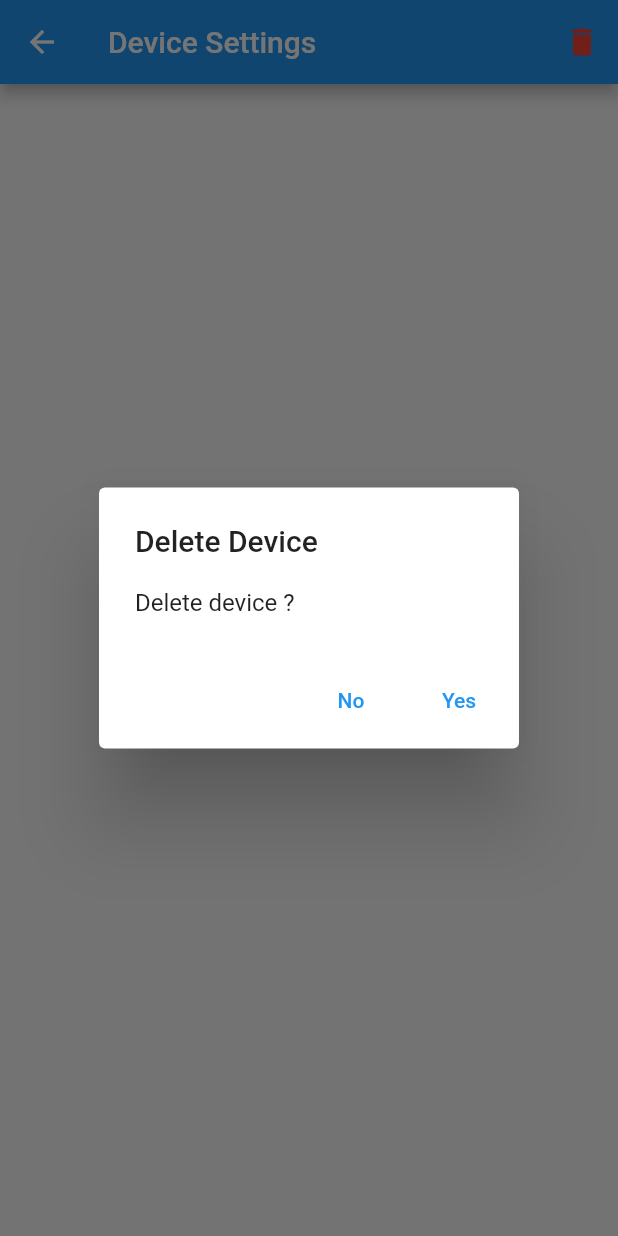
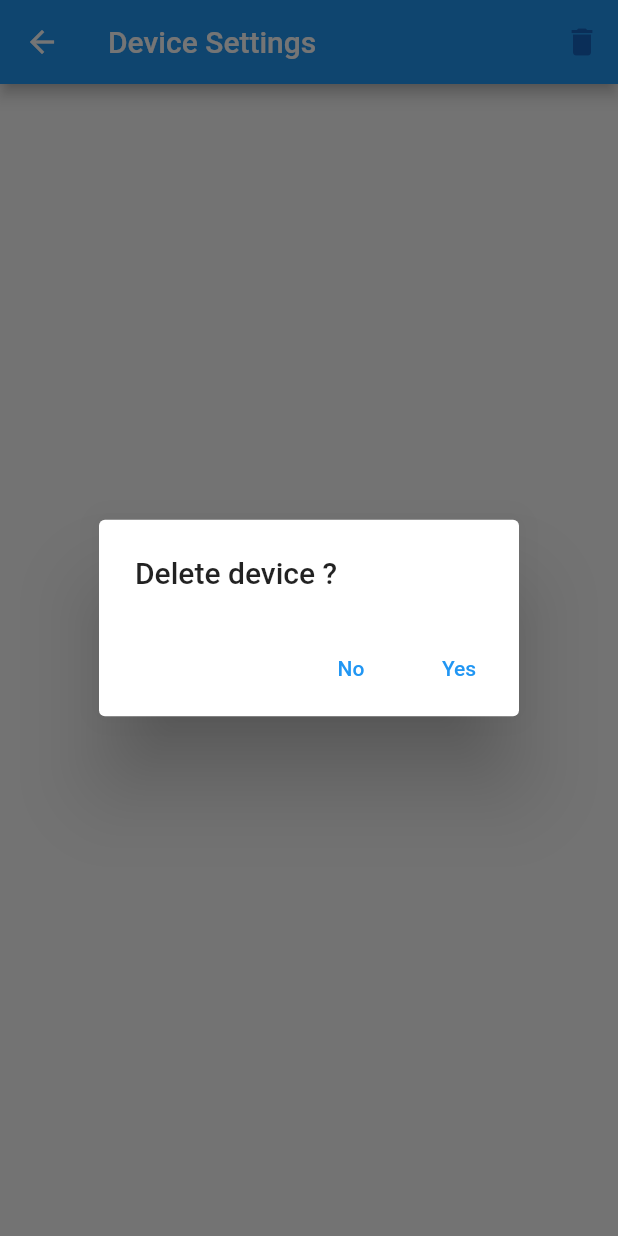
Before and after one commit to TylerHight/Que-App, a Flutter app: the DeviceSettingsScreen screen opened directly with empty values, after a tap on the "delete" icon, on a phone screen of 412 x 824 dp. Run offline on Flutter 3.47's test engine with Material 2 defaults, Android fonts, the phone set to English and light mode, and no system bars.

Commit message:
made the delete icon darker blue and tidied message

```diff
--- a/lib/device_settings.dart
+++ b/lib/device_settings.dart
@@ -15,8 +15,7 @@ class DeviceSettingsScreen extends StatelessWidget {
       context: context,
       builder: (BuildContext context) {
         return AlertDialog(
-          title: Text('Delete Device'),
-          content: Text('Delete device $deviceName?'),
+          title: Text('Delete device $deviceName?'),
           actions: <Widget>[
             TextButton(
               onPressed: () {
@@ -45,7 +44,7 @@ class DeviceSettingsScreen extends StatelessWidget {
         title: Text('Device Settings'),
         actions: <Widget>[
           IconButton(
-            icon: Icon(Icons.delete, color: Colors.red), // Red delete icon
+            icon: Icon(Icons.delete, color: Colors.blue[800]), // Dark blue delete icon
             onPressed: () {
               _deleteDevice(context); // Call the _deleteDevice function
             },
```
